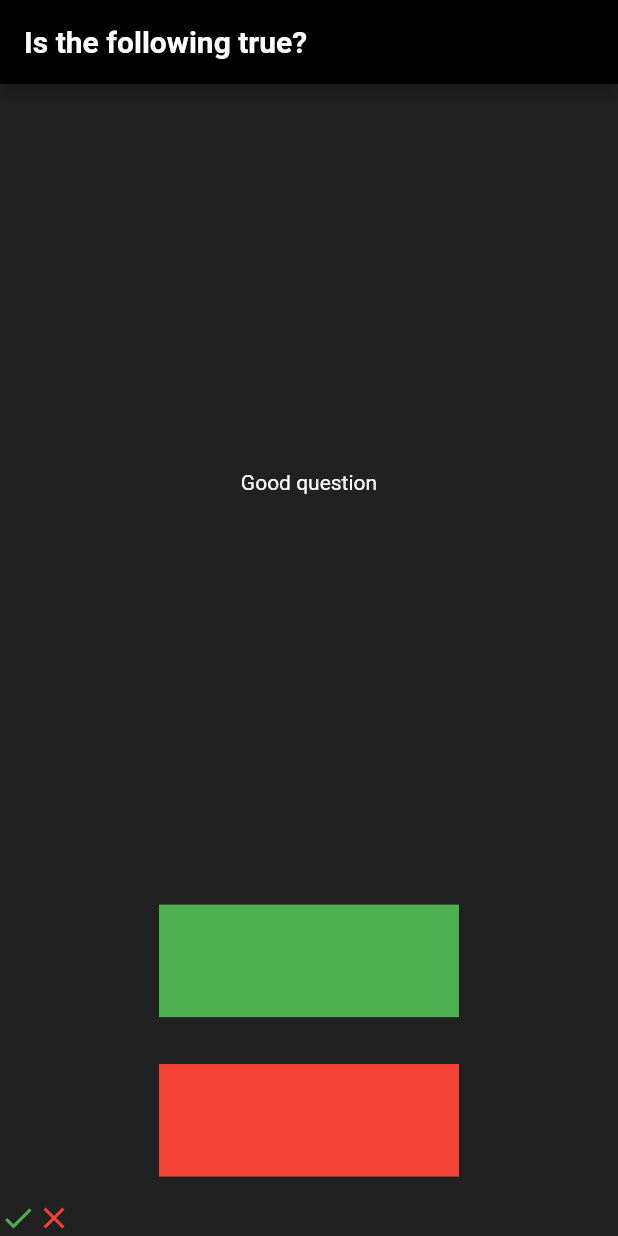
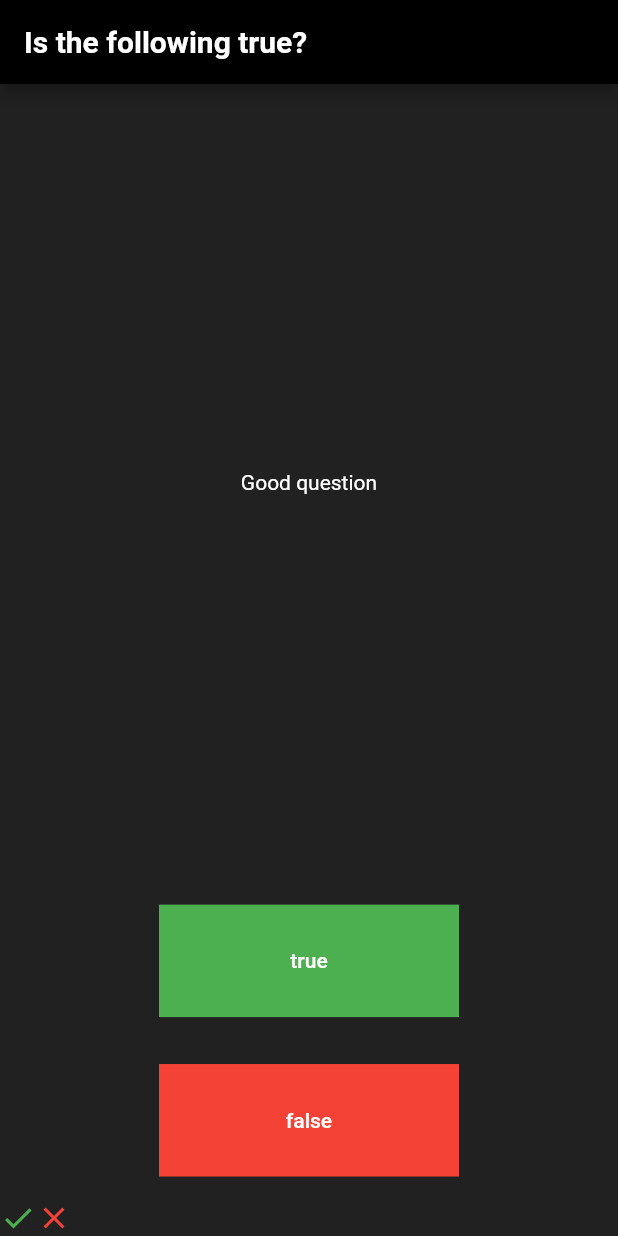
Before and after one commit to He-Martijn/scorekeeper, a Flutter app: the screen it shows after launch, on a phone screen of 412 x 824 dp. Run offline on Flutter 3.47's test engine with Material 2 defaults, Android fonts, the phone set to English and light mode, and no system bars; missing offline and left inert: dart:ffi.

Commit message:
Put some text in the buttons. True and False.

```diff
--- a/lib/main.dart
+++ b/lib/main.dart
@@ -46,7 +46,6 @@ class _MyBodyAppState extends State<MyBodyApp> {
       child: Column(
         mainAxisAlignment: MainAxisAlignment.center,
         children: [
-          //TODO: Put some text in the buttons
           Expanded(
             flex: 5,
               child: Center(
@@ -67,6 +66,12 @@ class _MyBodyAppState extends State<MyBodyApp> {
                   width: 200.0,
                   height: 75.0,
                   color: Colors.green,
+                  child: Center(
+                    child: Text('true',
+                    style: TextStyle(
+                      color: Colors.white,
+                    ),),
+                  ),
                 ),
               ),
           ),
@@ -80,6 +85,12 @@ class _MyBodyAppState extends State<MyBodyApp> {
                 width: 200.0,
                 height: 75.0,
                 color: Colors.red,
+                child: Center(
+                  child: Text('false',
+                  style: TextStyle(
+                    color: Colors.white,
+                  ),),
+                ),
               ),
             ),
           ),
```
